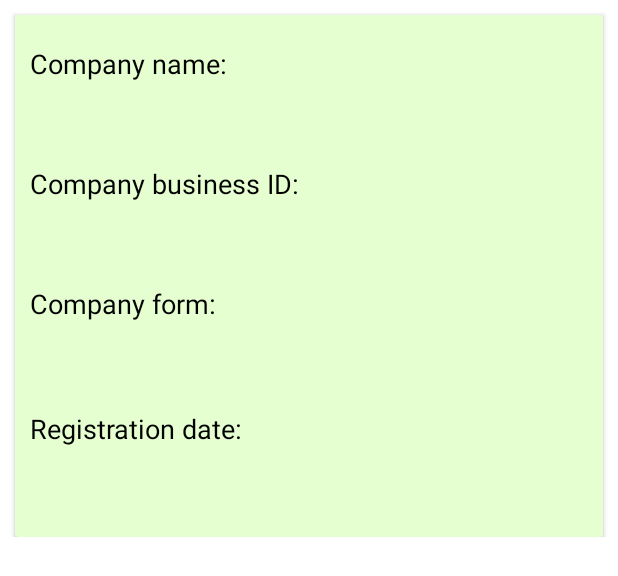
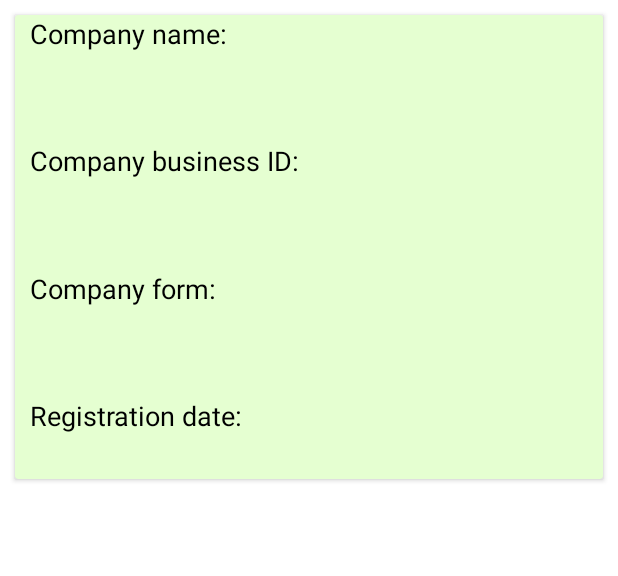
Before and after one commit to Jonnellisuus/Android-java, an Android app: the layout certain_company_info.xml on its own in the app's theme, with its tools: preview values and no code run, on a phone screen of 412 x 824 dp. Shown: the top 576 px of the screen. Run offline under Robolectric (Android 15) with nearby library versions, the phone set to English and light mode, and no system bars; network calls fail.

Commit message:
Company cards are now clickable and expands when clicked. After a card has been clicked more information about the company will be revealed.

```diff
--- a/android-java-programming/app/src/main/res/layout/certain_company_info.xml
+++ b/android-java-programming/app/src/main/res/layout/certain_company_info.xml
@@ -1,14 +1,8 @@
 <?xml version="1.0" encoding="utf-8"?>
-<LinearLayout xmlns:android="http://schemas.android.com/apk/res/android"
+<androidx.cardview.widget.CardView xmlns:android="http://schemas.android.com/apk/res/android"
     xmlns:app="http://schemas.android.com/apk/res-auto"
-    xmlns:tools="http://schemas.android.com/tools"
     android:layout_width="match_parent"
-    android:layout_height="wrap_content">
-
-    <androidx.cardview.widget.CardView
-        android:id="@+id/recycle_card_view"
-        android:layout_width="match_parent"
-        android:layout_height="348dp"
+    android:layout_height="wrap_content"
     android:layout_marginStart="10dp"
     android:layout_marginTop="10dp"
     android:layout_marginEnd="10dp"
@@ -17,12 +11,18 @@
     app:layout_constraintStart_toStartOf="parent"
     app:layout_constraintTop_toTopOf="parent">
 
+    <LinearLayout
+        android:id="@+id/linearLayoutCompany"
+        android:layout_width="match_parent"
+        android:layout_height="wrap_content"
+        android:orientation="vertical">
+
         <TextView
             android:id="@+id/textViewCompanyNameTitle"
             android:layout_width="match_parent"
             android:layout_height="wrap_content"
             android:layout_marginStart="10dp"
-            android:layout_marginTop="20dp"
+            android:layout_marginTop="0dp"
             android:text="@string/textViewCompanyNameTitle"
             android:textColor="@android:color/black"
             android:textSize="18sp"
@@ -34,18 +34,23 @@
             android:layout_width="match_parent"
             android:layout_height="wrap_content"
             android:layout_marginStart="10dp"
-            android:layout_marginTop="50dp"
+            android:layout_marginTop="5dp"
             android:textColor="@android:color/black"
             android:textSize="18sp"
             app:layout_constraintStart_toStartOf="parent"
             app:layout_constraintTop_toTopOf="parent" />
+
+        <RelativeLayout
+            android:id="@+id/relativeLayoutCompany"
+            android:layout_width="match_parent"
+            android:layout_height="wrap_content">
 
             <TextView
                 android:id="@+id/textViewCompanyBusinessIDTitle"
                 android:layout_width="match_parent"
                 android:layout_height="wrap_content"
                 android:layout_marginStart="10dp"
-            android:layout_marginTop="100dp"
+                android:layout_marginTop="30dp"
                 android:text="@string/textViewCompanyBusinessIDTitle"
                 android:textColor="@android:color/black"
                 android:textSize="18sp"
@@ -57,7 +62,7 @@
                 android:layout_width="match_parent"
                 android:layout_height="wrap_content"
                 android:layout_marginStart="10dp"
-            android:layout_marginTop="130dp"
+                android:layout_marginTop="60dp"
                 android:textColor="@android:color/black"
                 android:textSize="18sp"
                 app:layout_constraintStart_toStartOf="parent"
@@ -68,7 +73,7 @@
                 android:layout_width="match_parent"
                 android:layout_height="wrap_content"
                 android:layout_marginStart="10dp"
-            android:layout_marginTop="180dp"
+                android:layout_marginTop="115dp"
                 android:text="@string/textViewCompanyFormTitle"
                 android:textColor="@android:color/black"
                 android:textSize="18sp"
@@ -80,7 +85,7 @@
                 android:layout_width="match_parent"
                 android:layout_height="wrap_content"
                 android:layout_marginStart="10dp"
-            android:layout_marginTop="213dp"
+                android:layout_marginTop="145dp"
                 android:textColor="@android:color/black"
                 android:textSize="18sp"
                 app:layout_constraintStart_toStartOf="parent"
@@ -91,7 +96,7 @@
                 android:layout_width="match_parent"
                 android:layout_height="wrap_content"
                 android:layout_marginStart="10dp"
-            android:layout_marginTop="263dp"
+                android:layout_marginTop="200dp"
                 android:text="@string/textViewCompanyRegistrationDateTitle"
                 android:textColor="@android:color/black"
                 android:textSize="18sp"
@@ -103,11 +108,12 @@
                 android:layout_width="match_parent"
                 android:layout_height="wrap_content"
                 android:layout_marginStart="10dp"
-            android:layout_marginTop="296dp"
+                android:layout_marginTop="230dp"
                 android:textColor="@android:color/black"
                 android:textSize="18sp"
                 app:layout_constraintStart_toStartOf="parent"
                 app:layout_constraintTop_toTopOf="parent" />
 
+        </RelativeLayout>
+    </LinearLayout>
 </androidx.cardview.widget.CardView>
-</LinearLayout>
```
Also changed, not shown: android-java-programming/app/src/main/java/com/example/helloworld/Company.java (+11 -4 lines), android-java-programming/app/src/main/java/com/example/helloworld/SearchCompanyAdapter.java (+18 -7 lines). Lines whose indentation alone changed are shown as unchanged.
